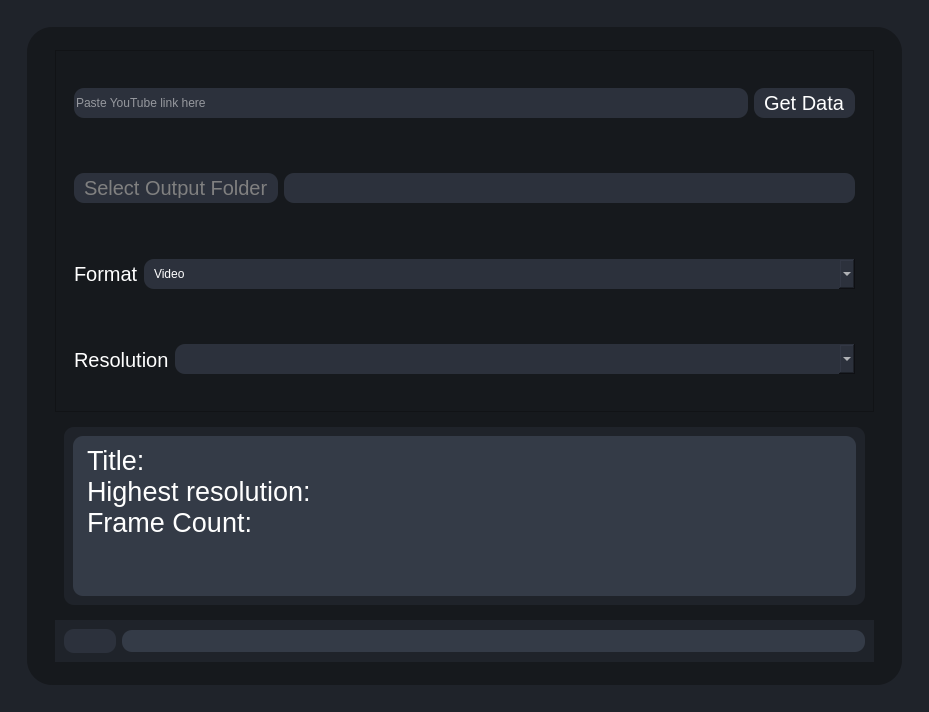
Before: the Qt Designer form mainwindow.ui in TNTwise/ytdlp-gui, drawn with Qt 5.
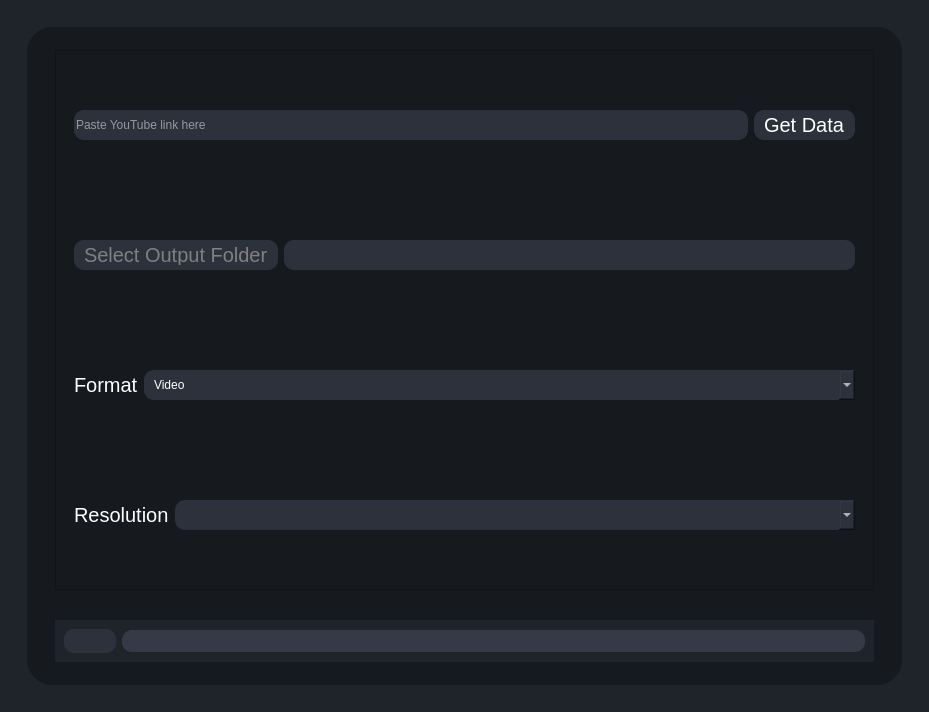
After: the same form once the commit is applied. The open tabs and pages were chosen to show the change. Icons and pictures are not drawn.

```diff
--- a/mainwindow.ui
+++ b/mainwindow.ui
@@ -260,7 +260,7 @@
                       <x>0</x>
                       <y>0</y>
                       <width>817</width>
-                      <height>334</height>
+                      <height>512</height>
                      </rect>
                     </property>
                     <layout class="QGridLayout" name="gridLayout_4">
@@ -506,94 +506,7 @@
                      <height>250</height>
                     </size>
                    </property>
-                   <layout class="QVBoxLayout" name="verticalLayout_13">
-                    <item>
-                     <widget class="QWidget" name="videoInfoContainer" native="true">
-                      <property name="minimumSize">
-                       <size>
-                        <width>0</width>
-                        <height>0</height>
-                       </size>
-                      </property>
-                      <property name="maximumSize">
-                       <size>
-                        <width>16777215</width>
-                        <height>300</height>
-                       </size>
-                      </property>
-                      <property name="styleSheet">
-                       <string notr="true">QWidget {
-	background-color:#1f232a;
-	border-radius:10px;
-}</string>
-                      </property>
-                      <layout class="QVBoxLayout" name="verticalLayout_10">
-                       <item>
-                        <widget class="QTextEdit" name="videoInfoTextEdit">
-                         <property name="enabled">
-                          <bool>true</bool>
-                         </property>
-                         <property name="sizePolicy">
-                          <sizepolicy hsizetype="MinimumExpanding" vsizetype="MinimumExpanding">
-                           <horstretch>0</horstretch>
-                           <verstretch>0</verstretch>
-                          </sizepolicy>
-                         </property>
-                         <property name="minimumSize">
-                          <size>
-                           <width>0</width>
-                           <height>0</height>
-                          </size>
-                         </property>
-                         <property name="maximumSize">
-                          <size>
-                           <width>16777215</width>
-                           <height>160</height>
-                          </size>
-                         </property>
-                         <property name="font">
-                          <font>
-                           <pointsize>20</pointsize>
-                          </font>
-                         </property>
-                         <property name="accessibleDescription">
-                          <string notr="true"/>
-                         </property>
-                         <property name="styleSheet">
-                          <string notr="true">QTextEdit{
-background-color:#343b47;
-color:white;
-}
-QTextEdit:disabled{color:white;}</string>
-                         </property>
-                         <property name="verticalScrollBarPolicy">
-                          <enum>Qt::ScrollBarPolicy::ScrollBarAlwaysOff</enum>
-                         </property>
-                         <property name="horizontalScrollBarPolicy">
-                          <enum>Qt::ScrollBarPolicy::ScrollBarAlwaysOff</enum>
-                         </property>
-                         <property name="readOnly">
-                          <bool>true</bool>
-                         </property>
-                         <property name="html">
-                          <string>&lt;!DOCTYPE HTML PUBLIC &quot;-//W3C//DTD HTML 4.0//EN&quot; &quot;http://www.w3.org/TR/REC-html40/strict.dtd&quot;&gt;
-&lt;html&gt;&lt;head&gt;&lt;meta name=&quot;qrichtext&quot; content=&quot;1&quot; /&gt;&lt;meta charset=&quot;utf-8&quot; /&gt;&lt;style type=&quot;text/css&quot;&gt;
-p, li { white-space: pre-wrap; }
-hr { height: 1px; border-width: 0; }
-li.unchecked::marker { content: &quot;\2610&quot;; }
-li.checked::marker { content: &quot;\2612&quot;; }
-&lt;/style&gt;&lt;/head&gt;&lt;body style=&quot; font-family:'Sans Serif'; font-size:20pt; font-weight:400; font-style:normal;&quot;&gt;
-&lt;p style=&quot; margin-top:0px; margin-bottom:0px; margin-left:0px; margin-right:0px; -qt-block-indent:0; text-indent:0px;&quot;&gt;Title: &lt;/p&gt;
-&lt;p style=&quot; margin-top:0px; margin-bottom:0px; margin-left:0px; margin-right:0px; -qt-block-indent:0; text-indent:0px;&quot;&gt;Highest resolution:&lt;/p&gt;
-&lt;p style=&quot; margin-top:0px; margin-bottom:0px; margin-left:0px; margin-right:0px; -qt-block-indent:0; text-indent:0px;&quot;&gt;Frame Count:&lt;/p&gt;
-&lt;p style=&quot;-qt-paragraph-type:empty; margin-top:0px; margin-bottom:0px; margin-left:0px; margin-right:0px; -qt-block-indent:0; text-indent:0px;&quot;&gt;&lt;br /&gt;&lt;/p&gt;&lt;/body&gt;&lt;/html&gt;</string>
-                         </property>
-                        </widget>
-                       </item>
-                      </layout>
-                     </widget>
-                    </item>
-                   </layout>
+                   <layout class="QVBoxLayout" name="verticalLayout_13"/>
                   </widget>
                  </item>
                  <item>
```
Left out of the diff: 2 changed lines with no effect on the pictures.
